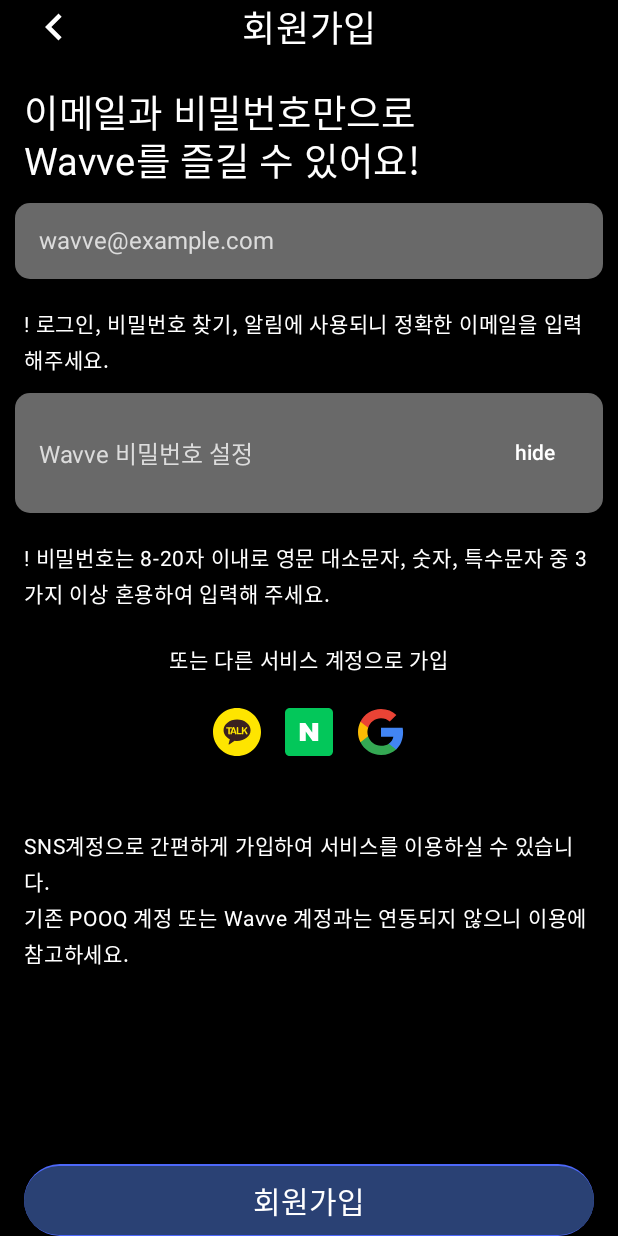
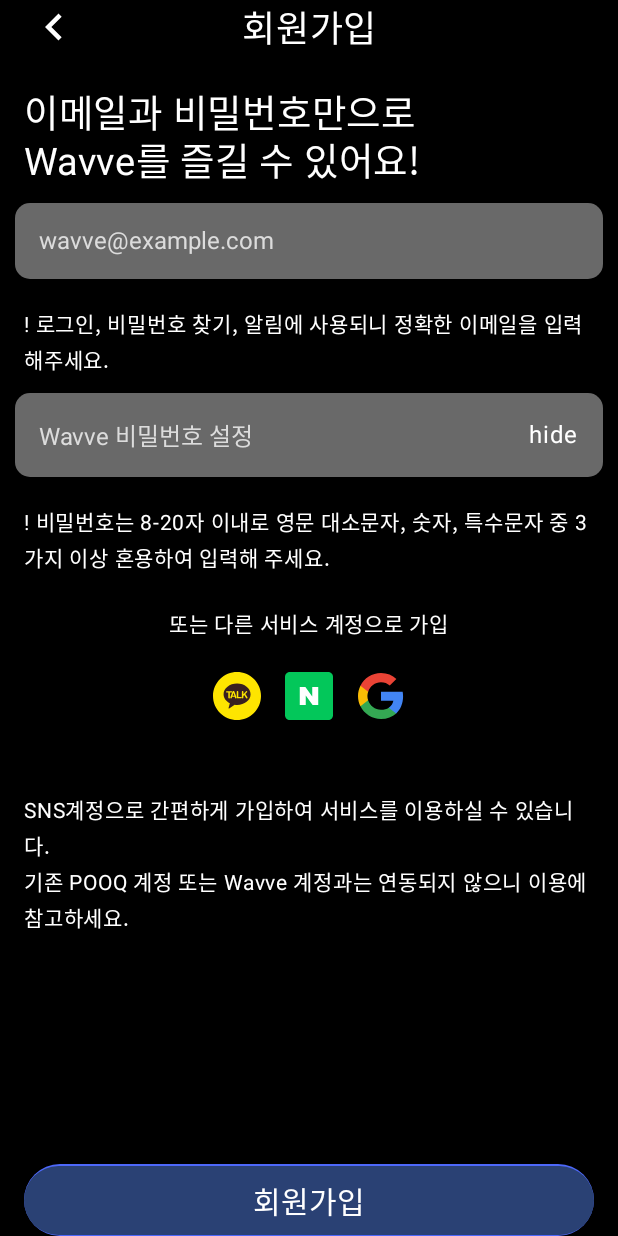
Before and after one commit to AND-SOPT-ANDROID/seongmin-kim, an Android app built with Jetpack Compose: the SignupActivity screen opened directly, with no data from a screen before it, on a phone screen of 412 x 824 dp. Run offline under Robolectric (Android 15) with nearby library versions, the phone set to English and light mode, and no system bars.

Commit message:
[mod] #1 SignTextField TextButton -> Text

```diff
--- a/app/src/main/java/org/sopt/and/component/SignTextField.kt
+++ b/app/src/main/java/org/sopt/and/component/SignTextField.kt
@@ -1,6 +1,7 @@
 package org.sopt.and.component
 
 import androidx.compose.foundation.background
+import androidx.compose.foundation.clickable
 import androidx.compose.foundation.layout.Box
 import androidx.compose.foundation.layout.Row
 import androidx.compose.foundation.layout.fillMaxWidth
@@ -65,15 +66,13 @@ fun SignTextField(
 
                 // 비밀번호 show/hide
                 if (onPwdVisibilityChange != null) {
-                    TextButton(
-                        onClick = onPwdVisibilityChange,
-                        modifier = Modifier.padding(start = 8.dp),
-                    ) {
-                        Text(
-                            text = if (isPwdVisible) stringResource(R.string.show) else stringResource(R.string.hide),
-                            color = White
-                        )
-                    }
+                    Text(
+                        text = if (isPwdVisible) stringResource(R.string.show) else stringResource(R.string.hide),
+                        color = White,
+                        modifier = Modifier
+                            .clickable { onPwdVisibilityChange() }  // 클릭 가능하게 설정
+                            .padding(start = 8.dp)  // 여백 추가
+                    )
                 }
             }
         },
```
